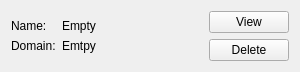
CipSoft-Tibia/Qt5, file qtwebengine/examples/webenginewidgets/cookiebrowser/cookiewidget.ui: the form before one commit.
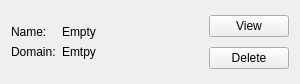
The form after the commit.

Patch:
```diff
--- a/qtwebengine/examples/webenginewidgets/cookiebrowser/cookiewidget.ui
+++ b/qtwebengine/examples/webenginewidgets/cookiebrowser/cookiewidget.ui
@@ -7,7 +7,7 @@
     <x>0</x>
     <y>0</y>
     <width>300</width>
-    <height>71</height>
+    <height>84</height>
    </rect>
   </property>
   <property name="sizePolicy">
```
Left out of the diff: 2 changed lines with no effect on the pictures.
